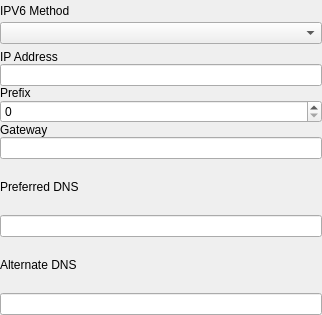
Old version of the form plugins/network/src/plugin/setting-widget/ipv6-widget.ui in the repository openeuler-mirror/kiran-control-panel.
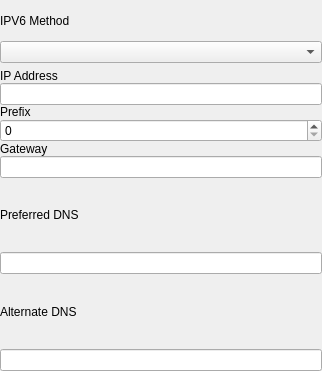
New version of the form. Custom widgets are drawn as their Qt base class.

Patch:
```diff
--- a/plugins/network/src/plugin/setting-widget/ipv6-widget.ui
+++ b/plugins/network/src/plugin/setting-widget/ipv6-widget.ui
@@ -7,7 +7,7 @@
     <x>0</x>
     <y>0</y>
     <width>322</width>
-    <height>315</height>
+    <height>371</height>
    </rect>
   </property>
   <property name="windowTitle">
```
Left out of the diff: 6 changed lines with no effect on the pictures.
